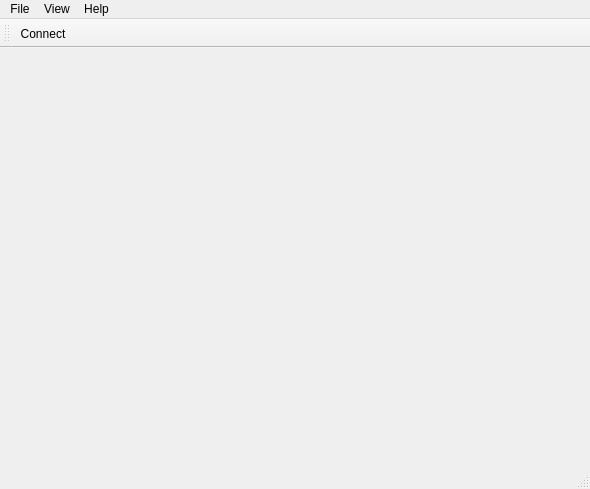
First picture: the form in ui/mainwindow.ui, repository rudilee/ACM, before the edit.
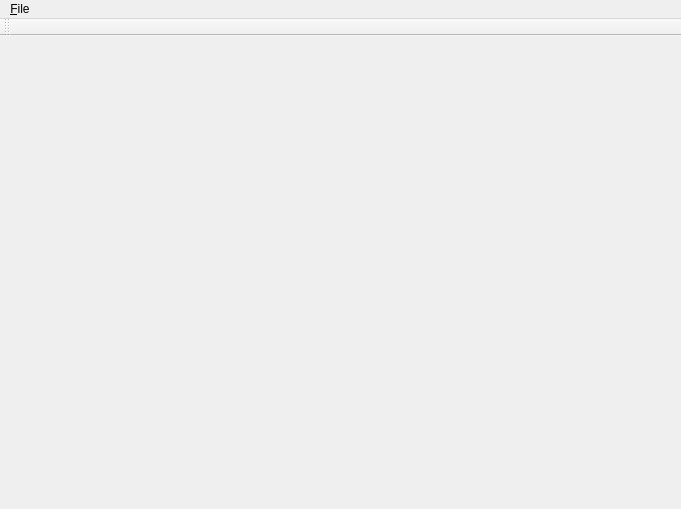
Second picture: the form after the edit. Icons and pictures are not drawn.

Diff of the .ui file:
```diff
--- a/ui/mainwindow.ui
+++ b/ui/mainwindow.ui
@@ -6,8 +6,8 @@
    <rect>
     <x>0</x>
     <y>0</y>
-    <width>590</width>
-    <height>489</height>
+    <width>681</width>
+    <height>509</height>
    </rect>
   </property>
   <property name="windowTitle">
@@ -17,21 +17,23 @@
    <iconset resource="../icon/icon.qrc">
     <normaloff>:/appicon/asterisk 16 x.png</normaloff>:/appicon/asterisk 16 x.png</iconset>
   </property>
-  <widget class="QWidget" name="centralWidget">
-   <layout class="QVBoxLayout" name="verticalLayout">
-    <property name="leftMargin">
-     <number>0</number>
+  <widget class="QWidget" name="centralWidget"/>
+  <widget class="QMenuBar" name="menuBar">
+   <property name="geometry">
+    <rect>
+     <x>0</x>
+     <y>0</y>
+     <width>681</width>
+     <height>20</height>
+    </rect>
+   </property>
+   <widget class="QMenu" name="menuFile">
+    <property name="title">
+     <string>&amp;File</string>
     </property>
-    <property name="topMargin">
-     <number>0</number>
-    </property>
-    <property name="rightMargin">
-     <number>0</number>
-    </property>
-    <property name="bottomMargin">
-     <number>0</number>
-    </property>
-   </layout>
+    <addaction name="actionQuit"/>
+   </widget>
+   <addaction name="menuFile"/>
   </widget>
   <widget class="QToolBar" name="mainToolBar">
    <property name="allowedAreas">
@@ -43,62 +45,21 @@
      <height>16</height>
     </size>
    </property>
-   <property name="toolButtonStyle">
-    <enum>Qt::ToolButtonTextBesideIcon</enum>
-   </property>
    <attribute name="toolBarArea">
     <enum>TopToolBarArea</enum>
    </attribute>
    <attribute name="toolBarBreak">
     <bool>false</bool>
    </attribute>
-   <addaction name="actionConnection"/>
   </widget>
-  <widget class="QStatusBar" name="statusBar"/>
-  <widget class="QMenuBar" name="menuBar">
-   <property name="geometry">
-    <rect>
-     <x>0</x>
-     <y>0</y>
-     <width>590</width>
-     <height>20</height>
-    </rect>
-   </property>
-   <widget class="QMenu" name="menuFile">
-    <property name="title">
-     <string>File</string>
-    </property>
-    <addaction name="actionExit"/>
-   </widget>
-   <widget class="QMenu" name="menuHelp">
-    <property name="title">
-     <string>Help</string>
-    </property>
-    <addaction name="actionAbout"/>
-   </widget>
-   <widget class="QMenu" name="menuView">
-    <property name="title">
-     <string>View</string>
-    </property>
-    <addaction name="actionFullscreen"/>
-    <addaction name="actionMainToolbar"/>
-    <addaction name="actionStatusbar"/>
-   </widget>
-   <addaction name="menuFile"/>
-   <addaction name="menuView"/>
-   <addaction name="menuHelp"/>
-  </widget>
-  <action name="actionConnection">
-   <property name="checkable">
-    <bool>true</bool>
-   </property>
+  <action name="actionCloseSession">
    <property name="icon">
     <iconset resource="../icon/icon.qrc">
      <normaloff>:/toolbar/disconnect.png</normaloff>
      <activeon>:/toolbar/connect.png</activeon>:/toolbar/disconnect.png</iconset>
    </property>
    <property name="text">
-    <string>Connect</string>
+    <string>Close Session</string>
    </property>
   </action>
   <action name="actionExit">
```
Left out of the diff: 56 changed lines with no effect on the pictures.
